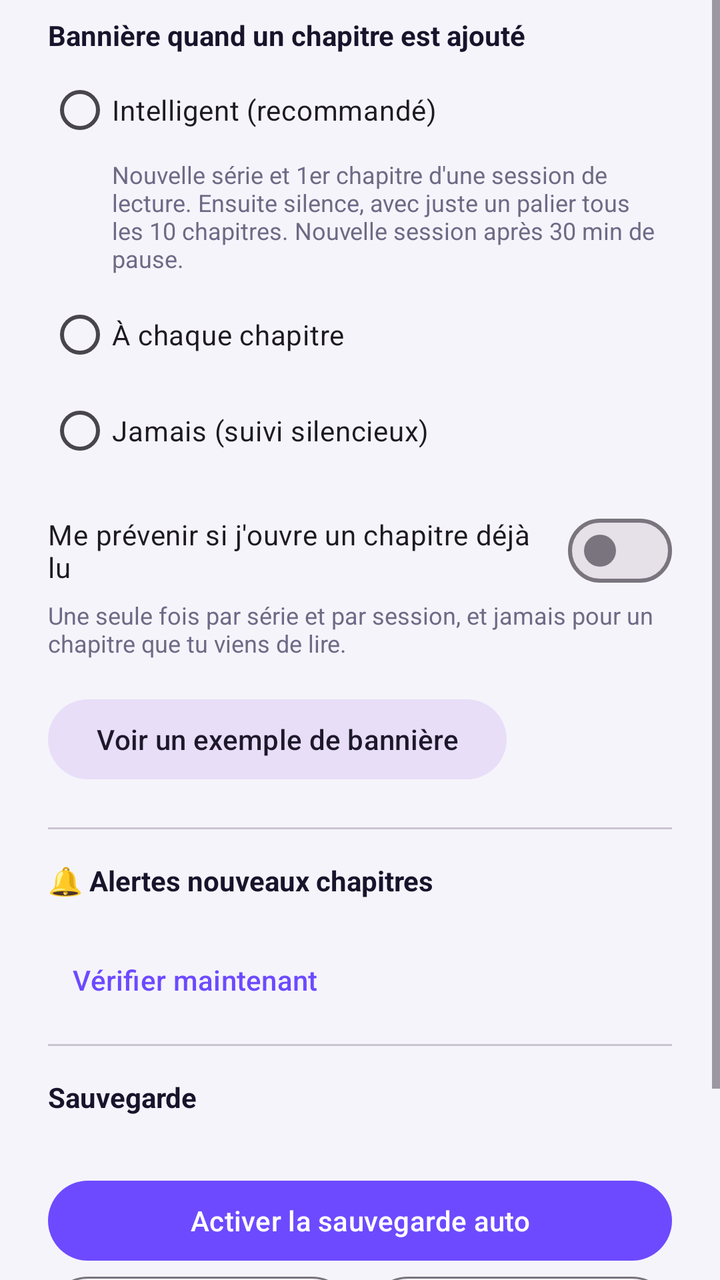
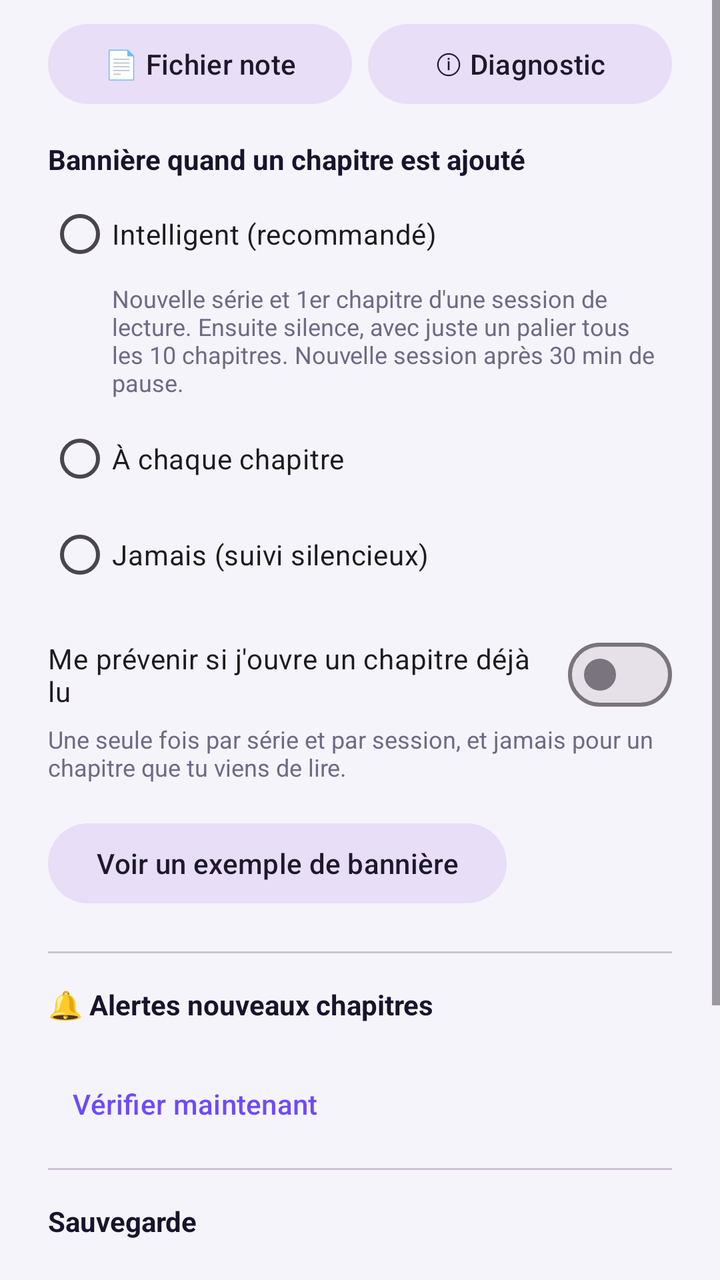

Before-and-after screenshots of an Android layout around one commit, followed by the original layout XML and the change that was made.
<!-- AndroidManifest.xml: application theme Theme.WebtoonTracker -->
<!-- res/layout/dialog_settings.xml -->
<?xml version="1.0" encoding="utf-8"?>
<ScrollView xmlns:android="http://schemas.android.com/apk/res/android"
    android:layout_width="match_parent"
    android:layout_height="wrap_content">
<LinearLayout
    android:layout_width="match_parent"
    android:layout_height="wrap_content"
    android:orientation="vertical"
    android:paddingStart="24dp"
    android:paddingTop="8dp"
    android:paddingEnd="24dp">

    <TextView
        android:layout_width="wrap_content"
        android:layout_height="wrap_content"
        android:text="Bannière quand un chapitre est ajouté"
        android:textColor="@color/text_main"
        android:textStyle="bold" />

    <RadioGroup
        android:id="@+id/modeGroup"
        android:layout_width="match_parent"
        android:layout_height="wrap_content"
        android:layout_marginTop="4dp">

        <com.google.android.material.radiobutton.MaterialRadioButton
            android:id="@+id/modeSmart"
            android:layout_width="match_parent"
            android:layout_height="wrap_content"
            android:text="Intelligent (recommandé)" />

        <TextView
            android:layout_width="match_parent"
            android:layout_height="wrap_content"
            android:layout_marginStart="32dp"
            android:layout_marginBottom="6dp"
            android:text="Nouvelle série et 1er chapitre d'une session de lecture. Ensuite silence, avec juste un palier tous les 10 chapitres. Nouvelle session après 30 min de pause."
            android:textColor="@color/text_soft"
            android:textSize="12sp" />

        <com.google.android.material.radiobutton.MaterialRadioButton
            android:id="@+id/modeAll"
            android:layout_width="match_parent"
            android:layout_height="wrap_content"
            android:text="À chaque chapitre" />

        <com.google.android.material.radiobutton.MaterialRadioButton
            android:id="@+id/modeOff"
            android:layout_width="match_parent"
            android:layout_height="wrap_content"
            android:text="Jamais (suivi silencieux)" />
    </RadioGroup>

    <com.google.android.material.materialswitch.MaterialSwitch
        android:id="@+id/alreadySwitch"
        android:layout_width="match_parent"
        android:layout_height="wrap_content"
        android:layout_marginTop="12dp"
        android:text="Me prévenir si j'ouvre un chapitre déjà lu" />

    <TextView
        android:layout_width="match_parent"
        android:layout_height="wrap_content"
        android:text="Une seule fois par série et par session, et jamais pour un chapitre que tu viens de lire."
        android:textColor="@color/text_soft"
        android:textSize="12sp" />

    <com.google.android.material.button.MaterialButton
        android:id="@+id/testButton"
        style="@style/Widget.Material3.Button.TonalButton"
        android:layout_width="wrap_content"
        android:layout_height="wrap_content"
        android:layout_marginTop="16dp"
        android:text="Voir un exemple de bannière" />

    <com.google.android.material.divider.MaterialDivider
        android:layout_width="match_parent"
        android:layout_height="wrap_content"
        android:layout_marginTop="20dp"
        android:layout_marginBottom="16dp" />

    <TextView
        android:id="@+id/alertsTitle"
        android:layout_width="match_parent"
        android:layout_height="wrap_content"
        android:text="🔔 Alertes nouveaux chapitres"
        android:textColor="@color/text_main"
        android:textStyle="bold" />

    <TextView
        android:id="@+id/alertsInfo"
        android:layout_width="match_parent"
        android:layout_height="wrap_content"
        android:textColor="@color/text_soft"
        android:textSize="12sp" />

    <com.google.android.material.button.MaterialButton
        android:id="@+id/alertsCheckNow"
        style="@style/Widget.Material3.Button.TextButton"
        android:layout_width="wrap_content"
        android:layout_height="wrap_content"
        android:text="Vérifier maintenant" />

    <com.google.android.material.divider.MaterialDivider
        android:layout_width="match_parent"
        android:layout_height="wrap_content"
        android:layout_marginTop="8dp"
        android:layout_marginBottom="16dp" />

    <TextView
        android:layout_width="wrap_content"
        android:layout_height="wrap_content"
        android:text="Sauvegarde"
        android:textColor="@color/text_main"
        android:textStyle="bold" />

    <TextView
        android:id="@+id/backupStatus"
        android:layout_width="match_parent"
        android:layout_height="wrap_content"
        android:layout_marginTop="4dp"
        android:textColor="@color/text_soft"
        android:textSize="12sp" />

    <com.google.android.material.button.MaterialButton
        android:id="@+id/backupAutoButton"
        android:layout_width="match_parent"
        android:layout_height="wrap_content"
        android:layout_marginTop="8dp"
        android:text="Activer la sauvegarde auto" />

    <LinearLayout
        android:layout_width="match_parent"
        android:layout_height="wrap_content"
        android:orientation="horizontal">

        <com.google.android.material.button.MaterialButton
            android:id="@+id/backupExportButton"
            style="@style/Widget.Material3.Button.OutlinedButton"
            android:layout_width="0dp"
            android:layout_height="wrap_content"
            android:layout_weight="1"
            android:text="Exporter" />

        <com.google.android.material.button.MaterialButton
            android:id="@+id/backupRestoreButton"
            style="@style/Widget.Material3.Button.OutlinedButton"
            android:layout_width="0dp"
            android:layout_height="wrap_content"
            android:layout_marginStart="8dp"
            android:layout_weight="1"
            android:text="Restaurer" />
    </LinearLayout>

    <TextView
        android:layout_width="match_parent"
        android:layout_height="wrap_content"
        android:layout_marginTop="4dp"
        android:layout_marginBottom="8dp"
        android:text="Place la sauvegarde dans Documents ou Drive : elle survit à une désinstallation. La restauration fusionne, sans doublons. Les anciens fichiers webtoons.md sont acceptés."
        android:textColor="@color/text_soft"
        android:textSize="12sp" />
</LinearLayout>
</ScrollView>
<!-- resources referenced by this layout -->
<resources>
  <color name="text_main">#17142B</color>
  <color name="text_soft">#6E6A85</color>
  <style name="Theme.WebtoonTracker" parent="Theme.Material3.DayNight.NoActionBar">
          <item name="colorPrimary">@color/brand</item>
          <item name="colorOnPrimary">#FFFFFF</item>
          <item name="colorSecondary">@color/accent</item>
          <item name="android:colorBackground">@color/screen_bg</item>
          <item name="colorSurface">@color/card_bg</item>
          <item name="android:statusBarColor">@color/screen_bg</item>
          <item name="android:navigationBarColor">@color/screen_bg</item>
      </style>
  <color name="brand">#6D4AFF</color>
  <color name="accent">#FFB020</color>
  <color name="screen_bg">#F5F4FB</color>
  <color name="card_bg">#FFFFFF</color>
</resources>

<!-- the commit's change to res/layout/dialog_settings.xml (unified diff, before → after) -->
@@ -9,6 +9,30 @@
     android:paddingStart="24dp"
     android:paddingTop="8dp"
     android:paddingEnd="24dp">
+
+    <LinearLayout
+        android:layout_width="match_parent"
+        android:layout_height="wrap_content"
+        android:layout_marginBottom="14dp"
+        android:orientation="horizontal">
+
+        <com.google.android.material.button.MaterialButton
+            android:id="@+id/settingsNote"
+            style="@style/Widget.Material3.Button.TonalButton"
+            android:layout_width="0dp"
+            android:layout_height="wrap_content"
+            android:layout_weight="1"
+            android:text="📄 Fichier note" />
+
+        <com.google.android.material.button.MaterialButton
+            android:id="@+id/settingsDiag"
+            style="@style/Widget.Material3.Button.TonalButton"
+            android:layout_width="0dp"
+            android:layout_height="wrap_content"
+            android:layout_marginStart="8dp"
+            android:layout_weight="1"
+            android:text="ⓘ Diagnostic" />
+    </LinearLayout>
 
     <TextView
         android:layout_width="wrap_content"
